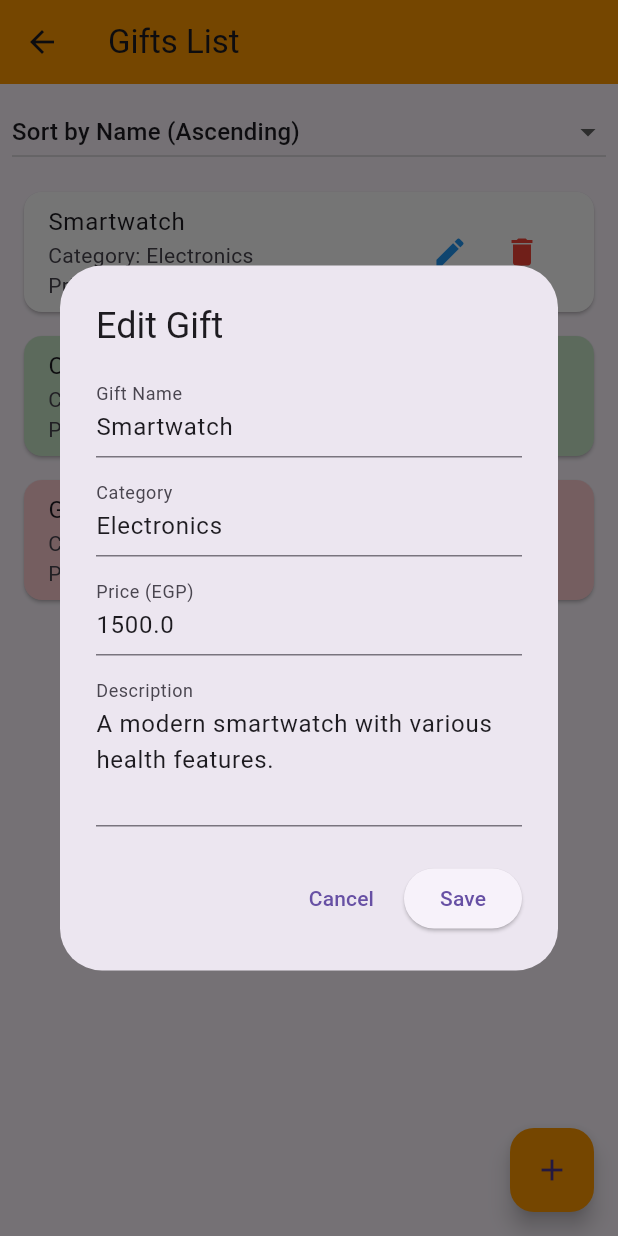
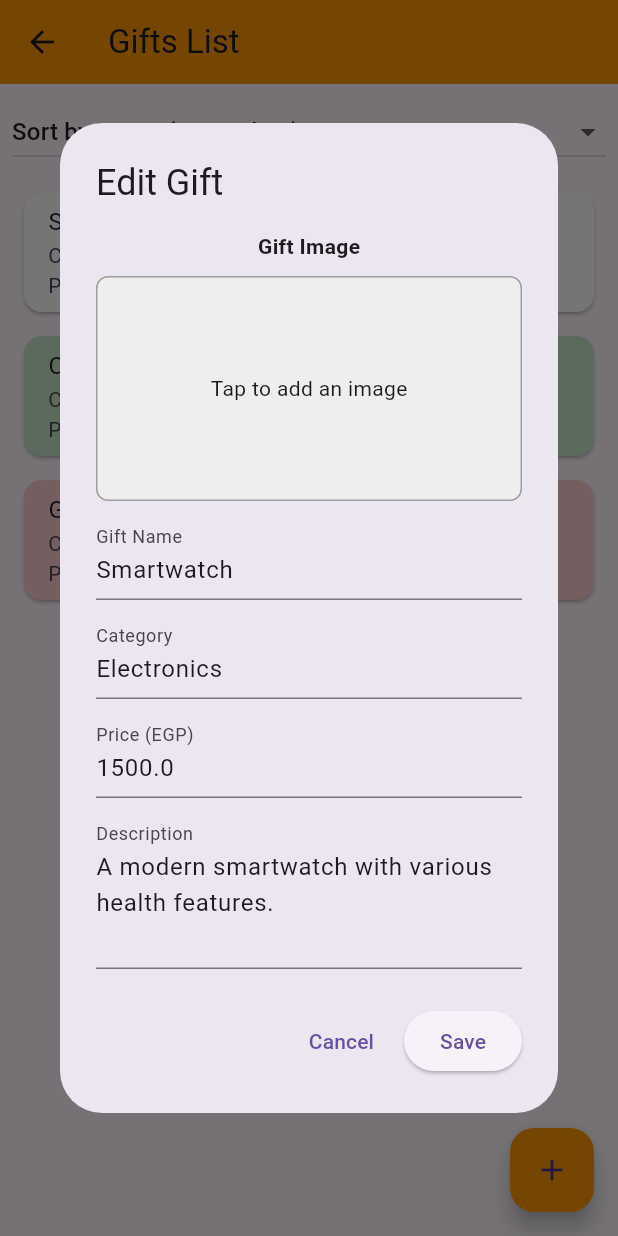
Before and after one commit to habibayasserr/HedieatyApp, a Flutter app: the GiftListView screen opened directly with empty values, after a tap on the "edit" icon, on a phone screen of 412 x 824 dp. Run offline on Flutter 3.47's test engine with Material 3 defaults, Android fonts, the phone set to English and light mode, and no system bars; our stand-ins replace cloud_firestore, firebase_auth, image_picker; accounts and stored records are empty.

Commit message:
Added the option of uploading the gift's image when adding/editing its details

```diff
--- a/lib/models/gift_model.dart
+++ b/lib/models/gift_model.dart
@@ -4,6 +4,7 @@ class Gift {
   String status; // "Available" or "Pledged"
   double price;
   String description;
+  String? imagePath; // Add the imagePath field
 
   Gift({
     required this.name,
@@ -11,5 +12,6 @@ class Gift {
     required this.status,
     required this.price,
     required this.description,
+    this.imagePath,
   });
 }
--- a/lib/views/gift_list_view.dart
+++ b/lib/views/gift_list_view.dart
@@ -1,4 +1,6 @@
+import 'dart:io'; // Import for handling files
 import 'package:flutter/material.dart';
+import 'package:image_picker/image_picker.dart';
 import '../models/gift_model.dart';
 import 'gift_details_view.dart';
 import '../models/event_model.dart';
@@ -37,7 +39,7 @@ class _GiftListViewState extends State<GiftListView> {
   ];
 
   String selectedSortOption = 'Sort by Name (Ascending)';
-
+  final ImagePicker _picker = ImagePicker();
   void _showGiftDialog({Gift? gift, int? index}) {
     final TextEditingController nameController =
         TextEditingController(text: gift?.name);
@@ -48,14 +50,51 @@ class _GiftListViewState extends State<GiftListView> {
     final TextEditingController descriptionController =
         TextEditingController(text: gift?.description);
 
+    String? imagePath = gift?.imagePath;
+
     showDialog(
       context: context,
       builder: (context) {
+        return StatefulBuilder(
+          // Use StatefulBuilder for in-dialog setState()
+          builder: (context, dialogSetState) {
             return AlertDialog(
               title: Text(gift == null ? 'Add Gift' : 'Edit Gift'),
               content: SingleChildScrollView(
                 child: Column(
                   children: [
+                    const Text(
+                      'Gift Image',
+                      style:
+                          TextStyle(fontSize: 14, fontWeight: FontWeight.bold),
+                    ),
+                    const SizedBox(height: 10),
+                    GestureDetector(
+                      onTap: () async {
+                        final pickedFile = await ImagePicker()
+                            .pickImage(source: ImageSource.gallery);
+                        if (pickedFile != null) {
+                          dialogSetState(() {
+                            imagePath = pickedFile.path; // Update imagePath
+                          });
+                        }
+                      },
+                      child: Container(
+                        height: 150,
+                        width: double.infinity,
+                        decoration: BoxDecoration(
+                          color: Colors.grey[200],
+                          border: Border.all(color: Colors.grey),
+                          borderRadius: BorderRadius.circular(8),
+                        ),
+                        child: imagePath != null
+                            ? Image.file(File(imagePath!), fit: BoxFit.cover)
+                            : const Center(
+                                child: Text('Tap to add an image'),
+                              ),
+                      ),
+                    ),
+                    const SizedBox(height: 10),
                     TextField(
                       controller: nameController,
                       decoration: const InputDecoration(labelText: 'Gift Name'),
@@ -68,13 +107,15 @@ class _GiftListViewState extends State<GiftListView> {
                     const SizedBox(height: 10),
                     TextField(
                       controller: priceController,
-                  decoration: const InputDecoration(labelText: 'Price (EGP)'),
+                      decoration:
+                          const InputDecoration(labelText: 'Price (EGP)'),
                       keyboardType: TextInputType.number,
                     ),
                     const SizedBox(height: 10),
                     TextField(
                       controller: descriptionController,
-                  decoration: const InputDecoration(labelText: 'Description'),
+                      decoration:
+                          const InputDecoration(labelText: 'Description'),
                       maxLines: 3,
                     ),
                   ],
@@ -110,9 +151,10 @@ class _GiftListViewState extends State<GiftListView> {
                         gifts.add(Gift(
                           name: name,
                           category: category,
-                      status: 'Available', // Default status
+                          status: 'Available',
                           price: price,
                           description: description,
+                          imagePath: imagePath,
                         ));
                       });
                     } else {
@@ -124,6 +166,7 @@ class _GiftListViewState extends State<GiftListView> {
                           status: gift.status,
                           price: price,
                           description: description,
+                          imagePath: imagePath,
                         );
                       });
                     }
@@ -132,6 +175,8 @@ class _GiftListViewState extends State<GiftListView> {
                   child: Text(gift == null ? 'Add' : 'Save'),
                 ),
               ],
+            );
+          },
         );
       },
     );
```
Lines whose indentation alone changed are shown as unchanged.
